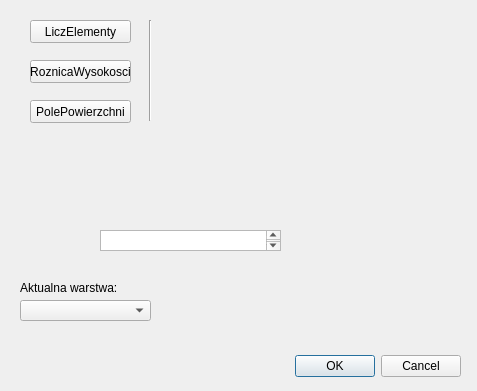
jj03141/wtyczka-qgis, file proj_2/proj_2_dialog_base.ui: the form before one commit.
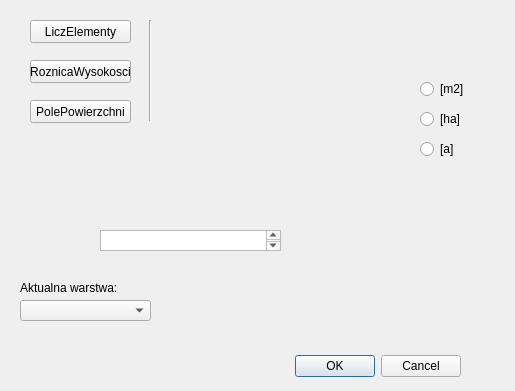
The form after the commit. Custom widgets are drawn as their Qt base class.

The edit to the form file:
```diff
--- a/proj_2/proj_2_dialog_base.ui
+++ b/proj_2/proj_2_dialog_base.ui
@@ -6,7 +6,7 @@
    <rect>
     <x>0</x>
     <y>0</y>
-    <width>477</width>
+    <width>515</width>
     <height>391</height>
    </rect>
   </property>
@@ -166,6 +166,45 @@
     <string/>
    </property>
   </widget>
+  <widget class="QRadioButton" name="radioButton_m2">
+   <property name="geometry">
+    <rect>
+     <x>420</x>
+     <y>80</y>
+     <width>61</width>
+     <height>18</height>
+    </rect>
+   </property>
+   <property name="text">
+    <string>[m2]</string>
+   </property>
+  </widget>
+  <widget class="QRadioButton" name="radioButton_hektary">
+   <property name="geometry">
+    <rect>
+     <x>420</x>
+     <y>110</y>
+     <width>61</width>
+     <height>18</height>
+    </rect>
+   </property>
+   <property name="text">
+    <string>[ha]</string>
+   </property>
+  </widget>
+  <widget class="QRadioButton" name="radioButton_ary">
+   <property name="geometry">
+    <rect>
+     <x>420</x>
+     <y>140</y>
+     <width>61</width>
+     <height>18</height>
+    </rect>
+   </property>
+   <property name="text">
+    <string>[a]</string>
+   </property>
+  </widget>
  </widget>
  <customwidgets>
   <customwidget>
```
